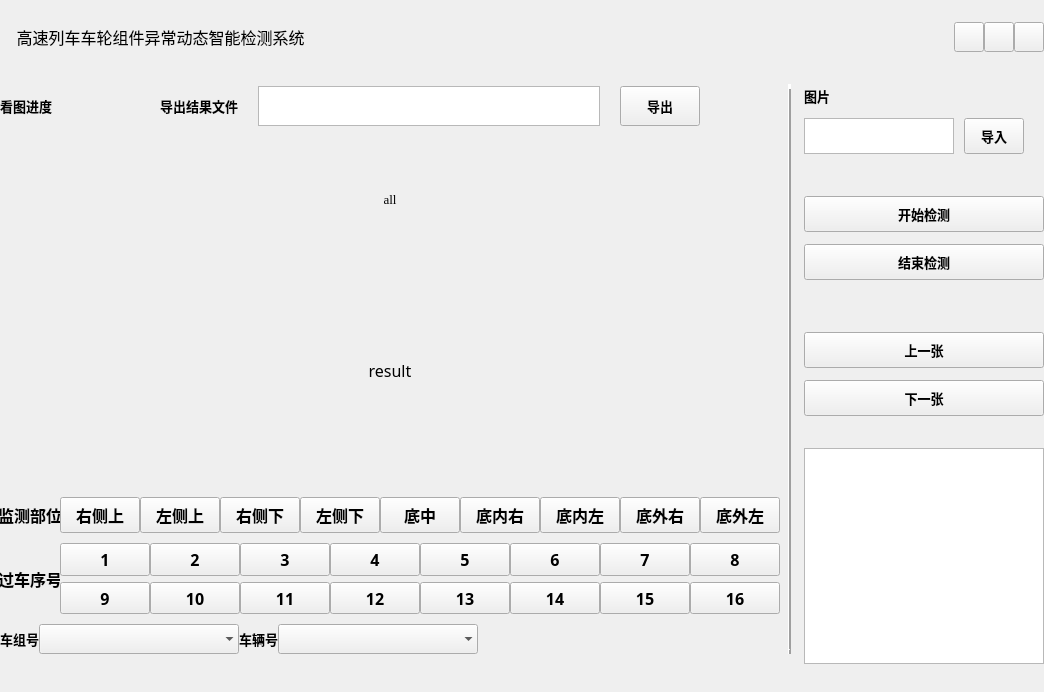
The window that func.ui (syswyl/Pyqt5-Interface-Function) describes before a commit, drawn with Qt 5.
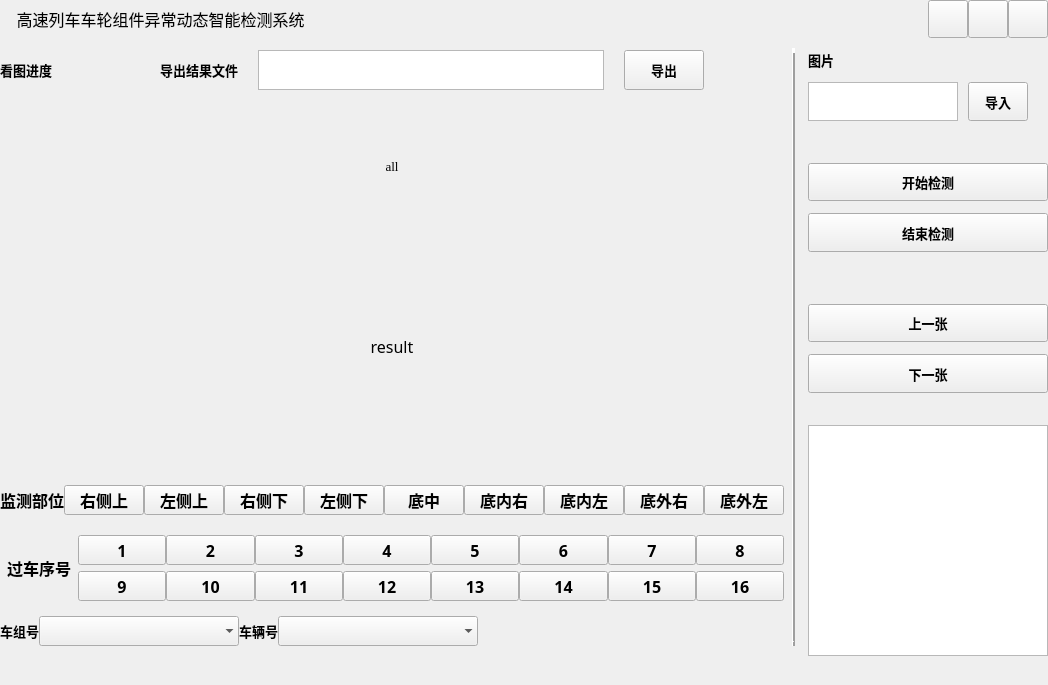
The same window after the commit.

What changed in the file:
```diff
--- a/func.ui
+++ b/func.ui
@@ -6,8 +6,8 @@
    <rect>
     <x>0</x>
     <y>0</y>
-    <width>970</width>
-    <height>692</height>
+    <width>968</width>
+    <height>685</height>
    </rect>
   </property>
   <property name="sizePolicy">
@@ -25,7 +25,7 @@
   <property name="windowTitle">
    <string>高速列车车轮组件异常动态智能检测系统</string>
   </property>
-  <layout class="QGridLayout" name="gridLayout" rowstretch="2,1,6,12,0,2,4,1,0,1" columnstretch="0,0,0,0">
+  <layout class="QGridLayout" name="gridLayout" rowstretch="2,1,6,12,0,2,4,1,0,1" columnstretch="0,7,0,3">
    <property name="leftMargin">
     <number>0</number>
    </property>
@@ -583,23 +583,10 @@
     </layout>
    </item>
    <item row="0" column="1" colspan="3">
-    <layout class="QVBoxLayout" name="verticalLayout_2" stretch="1,5,1">
+    <layout class="QVBoxLayout" name="verticalLayout_2" stretch="5">
      <property name="spacing">
       <number>0</number>
      </property>
-     <item>
-      <widget class="QLabel" name="label_none1">
-       <property name="sizePolicy">
-        <sizepolicy hsizetype="Minimum" vsizetype="Minimum">
-         <horstretch>0</horstretch>
-         <verstretch>0</verstretch>
-        </sizepolicy>
-       </property>
-       <property name="text">
-        <string/>
-       </property>
-      </widget>
-     </item>
      <item>
       <layout class="QHBoxLayout" name="horizontalLayout_6">
        <property name="spacing">
@@ -617,10 +604,16 @@
        </item>
        <item>
         <widget class="QPushButton" name="button_min">
+         <property name="minimumSize">
+          <size>
+           <width>0</width>
+           <height>0</height>
+          </size>
+         </property>
          <property name="maximumSize">
           <size>
-           <width>30</width>
-           <height>30</height>
+           <width>40</width>
+           <height>70</height>
           </size>
          </property>
          <property name="text">
@@ -628,18 +621,24 @@
          </property>
          <property name="iconSize">
           <size>
-           <width>14</width>
-           <height>14</height>
+           <width>16</width>
+           <height>16</height>
           </size>
          </property>
         </widget>
        </item>
        <item>
         <widget class="QPushButton" name="button_max">
+         <property name="minimumSize">
+          <size>
+           <width>0</width>
+           <height>0</height>
+          </size>
+         </property>
          <property name="maximumSize">
           <size>
-           <width>30</width>
-           <height>30</height>
+           <width>40</width>
+           <height>70</height>
           </size>
          </property>
          <property name="text">
@@ -647,18 +646,24 @@
          </property>
          <property name="iconSize">
           <size>
-           <width>14</width>
-           <height>14</height>
+           <width>16</width>
+           <height>16</height>
           </size>
          </property>
         </widget>
        </item>
        <item>
         <widget class="QPushButton" name="button_close">
+         <property name="minimumSize">
+          <size>
+           <width>0</width>
+           <height>0</height>
+          </size>
+         </property>
          <property name="maximumSize">
           <size>
-           <width>30</width>
-           <height>30</height>
+           <width>40</width>
+           <height>70</height>
           </size>
          </property>
          <property name="text">
@@ -666,27 +671,14 @@
          </property>
          <property name="iconSize">
           <size>
-           <width>14</width>
-           <height>14</height>
+           <width>16</width>
+           <height>16</height>
           </size>
          </property>
         </widget>
        </item>
       </layout>
      </item>
-     <item>
-      <widget class="QLabel" name="label_none2">
-       <property name="sizePolicy">
-        <sizepolicy hsizetype="Minimum" vsizetype="Minimum">
-         <horstretch>0</horstretch>
-         <verstretch>0</verstretch>
-        </sizepolicy>
-       </property>
-       <property name="text">
-        <string/>
-       </property>
-      </widget>
-     </item>
     </layout>
    </item>
    <item row="5" column="1">
@@ -698,7 +690,7 @@
       <widget class="QLabel" name="label_monitor">
        <property name="maximumSize">
         <size>
-         <width>60</width>
+         <width>100</width>
          <height>45</height>
         </size>
        </property>
@@ -721,6 +713,12 @@
        <property name="spacing">
         <number>0</number>
        </property>
+       <property name="topMargin">
+        <number>5</number>
+       </property>
+       <property name="bottomMargin">
+        <number>5</number>
+       </property>
        <item>
         <widget class="QPushButton" name="button_rightup">
          <property name="minimumSize">
@@ -952,6 +950,12 @@
    </item>
    <item row="2" column="1">
     <widget class="QLabel" name="label_picall">
+     <property name="sizePolicy">
+      <sizepolicy hsizetype="Expanding" vsizetype="Expanding">
+       <horstretch>0</horstretch>
+       <verstretch>0</verstretch>
+      </sizepolicy>
+     </property>
      <property name="font">
       <font>
        <family>Times New Roman</family>
@@ -1026,7 +1030,7 @@
       <widget class="QLabel" name="label_passrail">
        <property name="maximumSize">
         <size>
-         <width>60</width>
+         <width>100</width>
          <height>45</height>
         </size>
        </property>
@@ -1050,8 +1054,11 @@
        <property name="spacing">
         <number>0</number>
        </property>
+       <property name="topMargin">
+        <number>5</number>
+       </property>
        <property name="bottomMargin">
-        <number>0</number>
+        <number>5</number>
        </property>
        <item>
         <layout class="QVBoxLayout" name="verticalLayout_3">
@@ -1660,6 +1667,12 @@
    </item>
    <item row="3" column="1">
     <widget class="QLabel" name="label_pic">
+     <property name="sizePolicy">
+      <sizepolicy hsizetype="Expanding" vsizetype="Expanding">
+       <horstretch>0</horstretch>
+       <verstretch>0</verstretch>
+      </sizepolicy>
+     </property>
      <property name="text">
       <string>result</string>
      </property>
```
